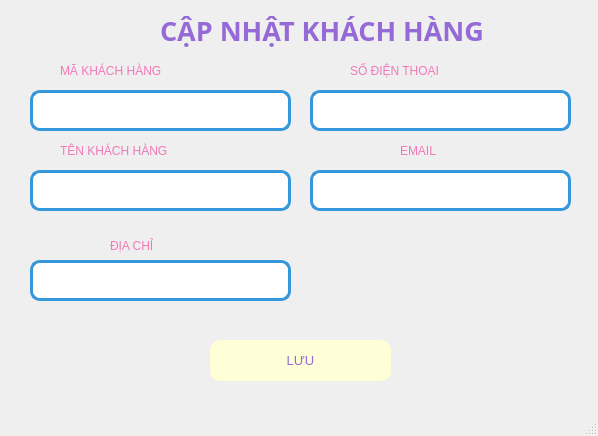
Before: the Qt Designer form KhachHang/updateKH.ui in minhngoc22/Pet-Store, drawn with Qt 5.
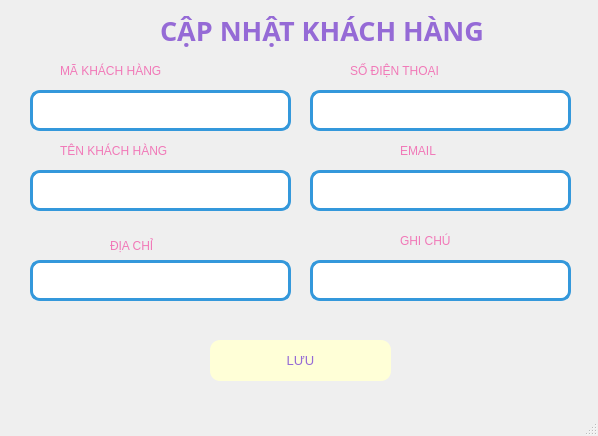
After: the same form once the commit is applied.

```diff
--- a/KhachHang/updateKH.ui
+++ b/KhachHang/updateKH.ui
@@ -227,6 +227,39 @@
      <string>MÃ KHÁCH HÀNG</string>
     </property>
    </widget>
+   <widget class="QLabel" name="label_6">
+    <property name="geometry">
+     <rect>
+      <x>400</x>
+      <y>230</y>
+      <width>101</width>
+      <height>21</height>
+     </rect>
+    </property>
+    <property name="styleSheet">
+     <string notr="true">font: 10pt &quot;UTM Bell&quot;;
+color: rgb(241, 121, 184);
+</string>
+    </property>
+    <property name="text">
+     <string>GHI CHÚ</string>
+    </property>
+   </widget>
+   <widget class="QTextEdit" name="txt_note">
+    <property name="geometry">
+     <rect>
+      <x>310</x>
+      <y>260</y>
+      <width>261</width>
+      <height>41</height>
+     </rect>
+    </property>
+    <property name="styleSheet">
+     <string notr="true">border-radius: 10px;
+        border: 3px solid #3498db;  /* Viền xanh dương */
+        background-color: #ffffff</string>
+    </property>
+   </widget>
   </widget>
   <widget class="QMenuBar" name="menubar">
    <property name="geometry">
```
